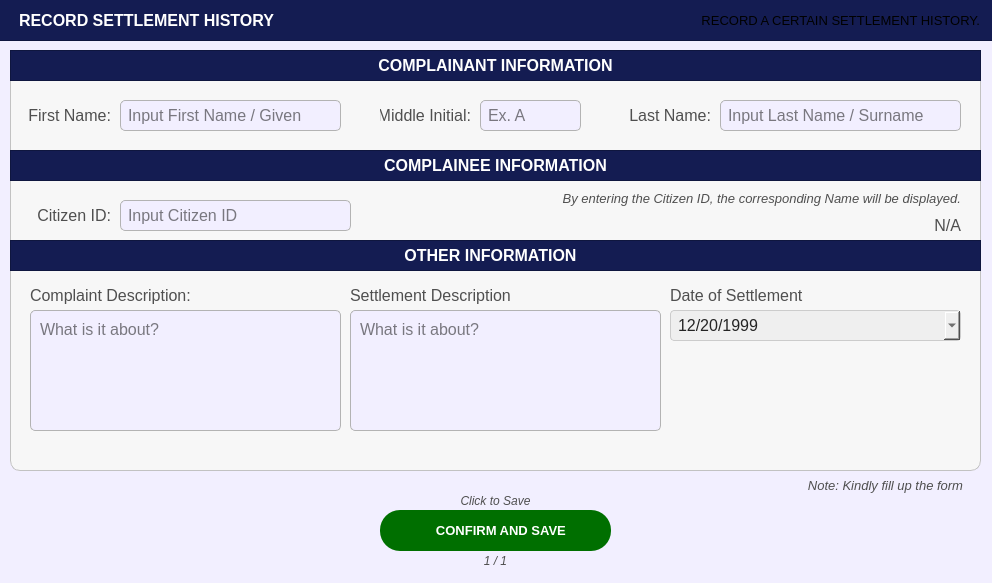
Above: Resources/UIs/PopUp/Screen_HistoryRecords/record_settlement_history.ui from Yohhannn/Barangay-Records-Statistics-System before the change. Below: the same form after it.
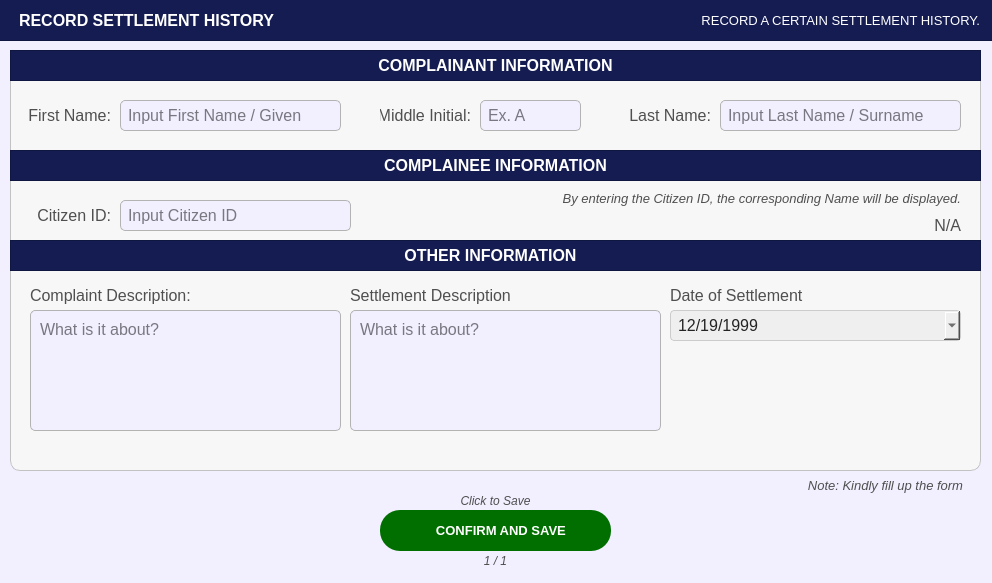
That is the form after the change. Icons and pictures are not drawn.

```diff
--- a/Resources/UIs/PopUp/Screen_HistoryRecords/record_settlement_history.ui
+++ b/Resources/UIs/PopUp/Screen_HistoryRecords/record_settlement_history.ui
@@ -1158,7 +1158,7 @@
       <second>0</second>
       <year>1999</year>
       <month>12</month>
-      <day>20</day>
+      <day>19</day>
      </datetime>
     </property>
     <property name="displayFormat">
@@ -1244,7 +1244,7 @@
     <property name="styleSheet">
      <string notr="true">#filteroptions_label {
 	background-color: transparent;
-	color: #white;
+	color: #FFFFFF;
 }
 </string>
     </property>
```
